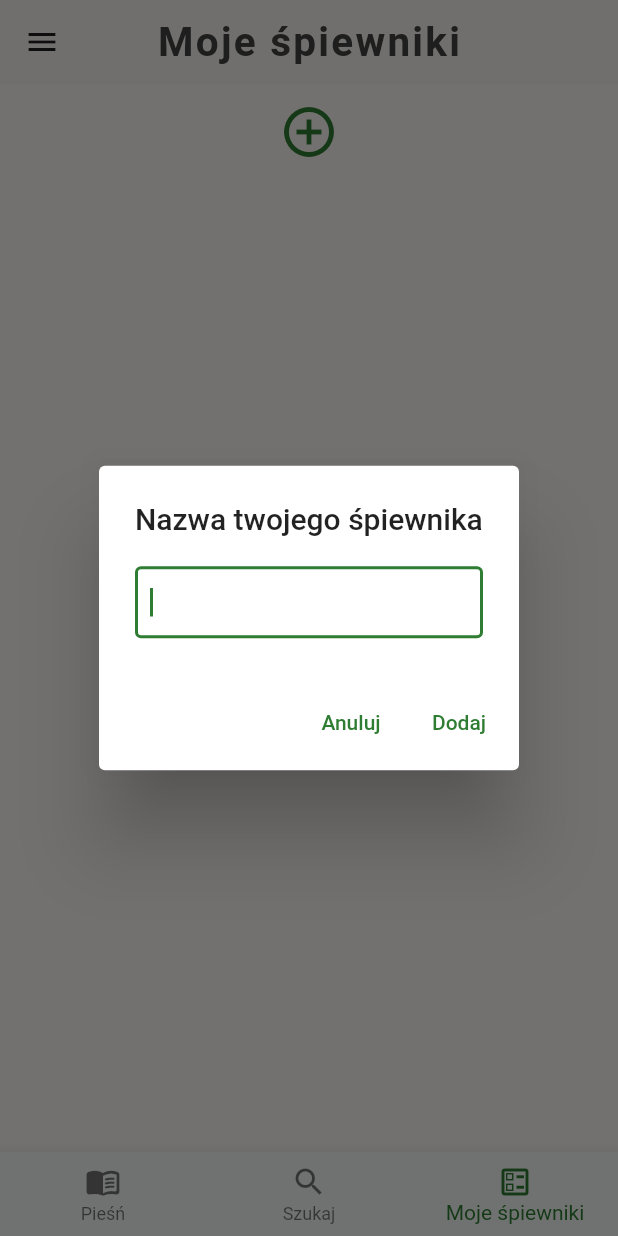
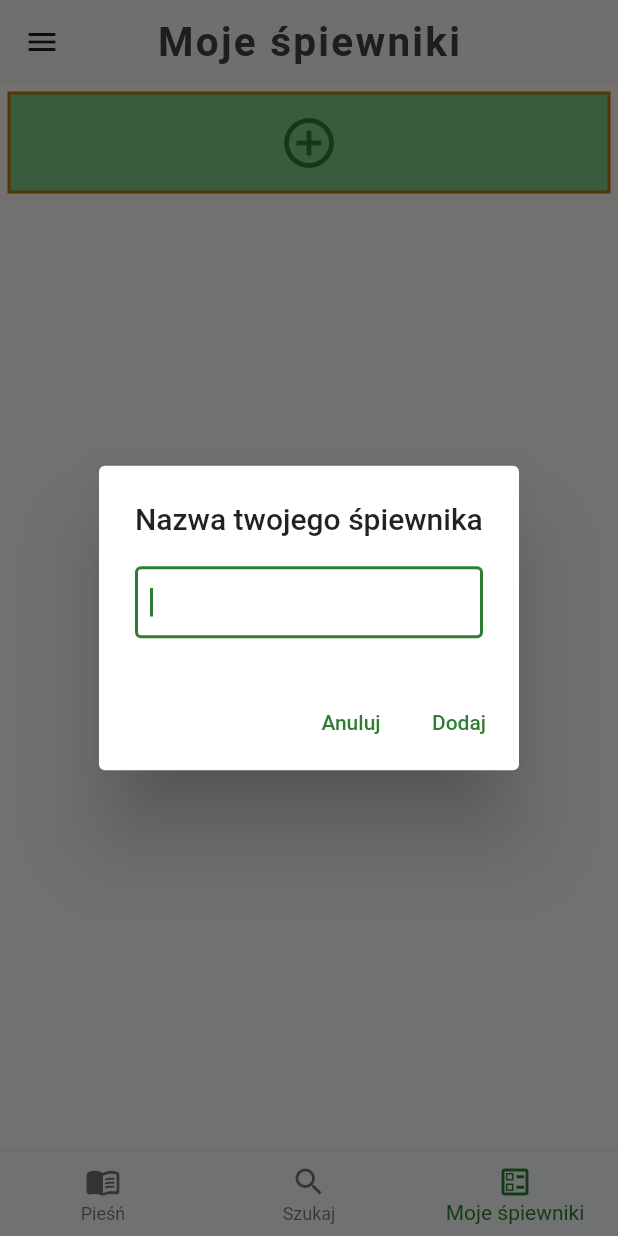
Before and after one commit to Wikcio1618/HymnalApp, a Flutter app: the screen it shows after launch, item 3 of the bottom bar chosen, after a tap on the "add circle outline" icon, on a phone screen of 412 x 824 dp. Run offline on Flutter 3.47's test engine with Material 2 defaults, Android fonts, the phone set to English and light mode, and no system bars; our stand-ins replace cloud_firestore, firebase_core, google_fonts, hive, hive_flutter, scrollable_positioned_list and 1 more; missing offline and left inert: flutter_chord, inner_shadow_widget; accounts and stored records are empty.

Commit message:
trying to make tiles prettier

```diff
--- a/lib/main.dart
+++ b/lib/main.dart
@@ -66,6 +66,14 @@ class _MyAppState extends State<MyApp> {
         theme: ThemeData(
           backgroundColor: const Color.fromARGB(255, 245, 247, 234),
           scaffoldBackgroundColor: const Color.fromARGB(255, 248, 246, 242),
+          listTileTheme: ListTileThemeData(
+            textColor: const Color.fromARGB(255, 8, 8, 8),
+            tileColor: Colors.green[300],
+            shape: const RoundedRectangleBorder(
+                borderRadius: BorderRadius.all(Radius.circular(25)),
+                side: BorderSide(
+                    color: Color.fromARGB(255, 185, 113, 18), width: 3)),
+          ),
           appBarTheme: AppBarTheme(
             centerTitle: true,
             elevation: 0,
--- a/lib/root_collections.dart
+++ b/lib/root_collections.dart
@@ -36,14 +36,7 @@ class _CollectionsState extends State<Collections> {
         itemCount: box.keys.length + 1, // +1 because addtile has to be included
         itemBuilder: (context, index) {
           if (index == 0) {
-            return ListTile(
-              title: IconButton(
-                onPressed: () => _buildCollectionNameDialog(box),
-                icon: const Icon(Icons.add_circle_outline_outlined),
-                iconSize: 40,
-                color: Theme.of(context).colorScheme.primary,
-              ),
-            );
+            return _customAddCollectionButton(context, box);
           }
           return TileBuilder.collectionTile(box.getAt(index - 1)!, context);
         },
@@ -88,4 +81,21 @@ class _CollectionsState extends State<Collections> {
           ],
         ),
       );
+
+  Widget _customAddCollectionButton(
+          BuildContext context, Box<Collection> box) =>
+      Padding(
+        padding: const EdgeInsets.only(top: 5, left: 5, right: 5),
+        child: ListTile(
+          shape: RoundedRectangleBorder(
+              side: BorderSide(
+                  color: Theme.of(context).colorScheme.secondary, width: 2)),
+          title: IconButton(
+            onPressed: () => _buildCollectionNameDialog(box),
+            icon: const Icon(Icons.add_circle_outline_outlined),
+            iconSize: 40,
+            color: Theme.of(context).colorScheme.primary,
+          ),
+        ),
+      );
 }
```
Also changed, not shown: lib/search/search_alphabet.dart (+37 -35 lines), lib/services/tile_builder.dart (+23 -14 lines).
